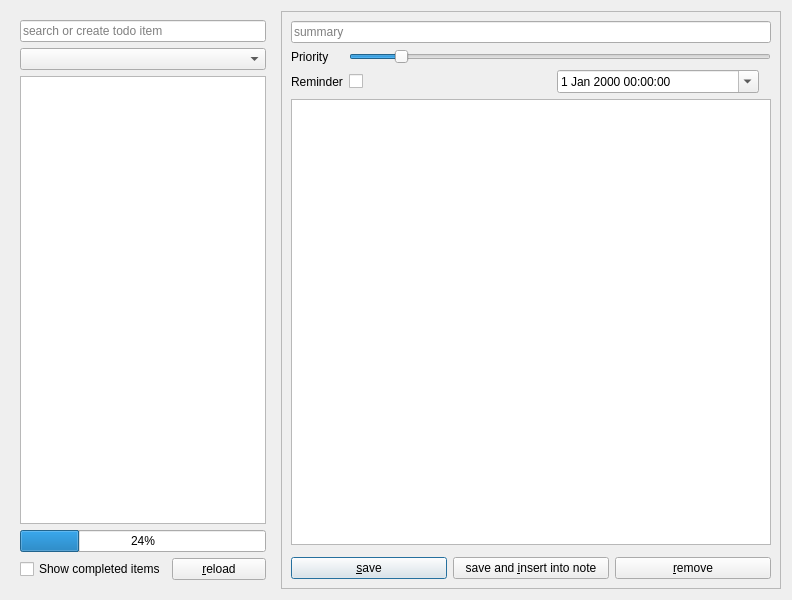
pbek/QOwnNotes, file src/dialogs/tododialog.ui: the form before one commit.
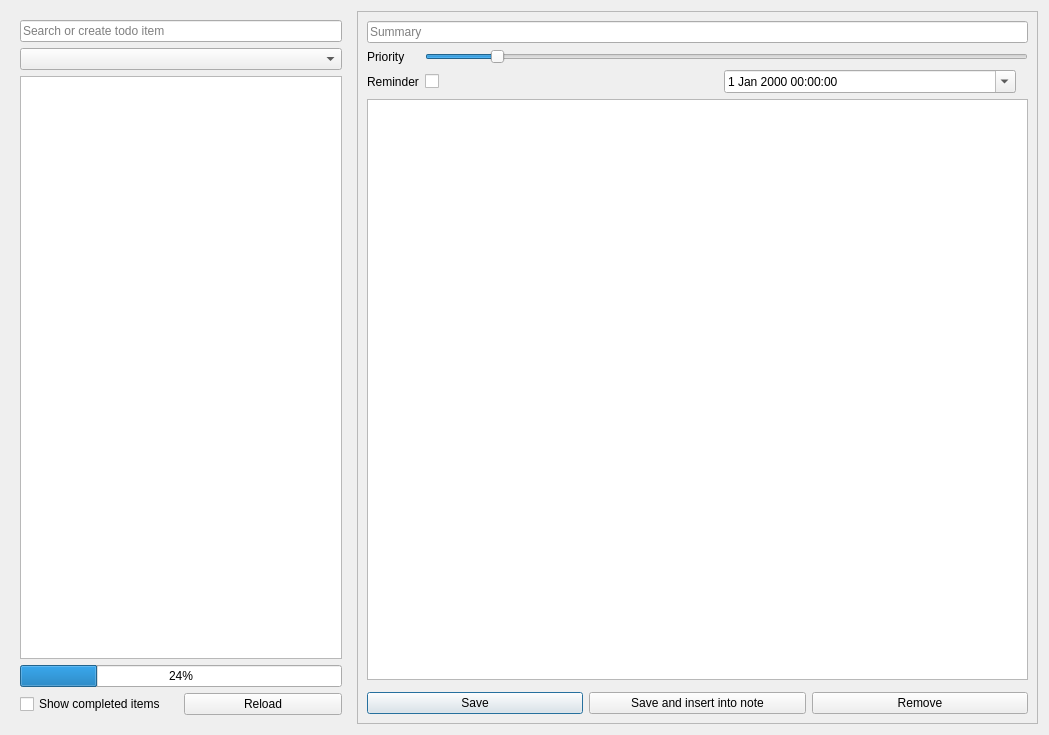
The form after the commit. Icons and pictures are not drawn. Custom widgets are drawn as their Qt base class.

What changed in the file:
```diff
--- a/src/dialogs/tododialog.ui
+++ b/src/dialogs/tododialog.ui
@@ -6,8 +6,8 @@
    <rect>
     <x>0</x>
     <y>0</y>
-    <width>792</width>
-    <height>600</height>
+    <width>1049</width>
+    <height>735</height>
    </rect>
   </property>
   <property name="windowTitle">
@@ -22,6 +22,12 @@
     <layout class="QGridLayout" name="gridLayout">
      <item row="1" column="1">
       <widget class="QFrame" name="editFrame">
+       <property name="sizePolicy">
+        <sizepolicy hsizetype="Preferred" vsizetype="Preferred">
+         <horstretch>2</horstretch>
+         <verstretch>0</verstretch>
+        </sizepolicy>
+       </property>
        <property name="minimumSize">
         <size>
          <width>500</width>
@@ -122,8 +128,8 @@
            <string notr="true">&lt;!DOCTYPE HTML PUBLIC &quot;-//W3C//DTD HTML 4.0//EN&quot; &quot;http://www.w3.org/TR/REC-html40/strict.dtd&quot;&gt;
 &lt;html&gt;&lt;head&gt;&lt;meta name=&quot;qrichtext&quot; content=&quot;1&quot; /&gt;&lt;style type=&quot;text/css&quot;&gt;
 p, li { white-space: pre-wrap; }
-&lt;/style&gt;&lt;/head&gt;&lt;body style=&quot; font-family:'Sans Serif'; font-size:9pt; font-weight:400; font-style:normal;&quot;&gt;
-&lt;p style=&quot;-qt-paragraph-type:empty; margin-top:0px; margin-bottom:0px; margin-left:0px; margin-right:0px; -qt-block-indent:0; text-indent:0px;&quot;&gt;&lt;br /&gt;&lt;/p&gt;&lt;/body&gt;&lt;/html&gt;</string>
+&lt;/style&gt;&lt;/head&gt;&lt;body style=&quot; font-family:'Oxygen-Sans'; font-size:11pt; font-weight:400; font-style:normal;&quot;&gt;
+&lt;p style=&quot;-qt-paragraph-type:empty; margin-top:0px; margin-bottom:0px; margin-left:0px; margin-right:0px; -qt-block-indent:0; text-indent:0px; font-family:'Sans Serif'; font-size:9pt;&quot;&gt;&lt;br /&gt;&lt;/p&gt;&lt;/body&gt;&lt;/html&gt;</string>
           </property>
           <property name="acceptRichText">
            <bool>false</bool>
@@ -136,7 +142,7 @@
            <bool>false</bool>
           </property>
           <property name="placeholderText">
-           <string>summary</string>
+           <string>Summary</string>
           </property>
           <property name="clearButtonEnabled">
            <bool>true</bool>
@@ -176,7 +182,7 @@
               <string>save current todo item</string>
              </property>
              <property name="text">
-              <string>&amp;save</string>
+              <string>Save</string>
              </property>
              <property name="icon">
               <iconset theme="document-save" resource="../breeze-qownnotes.qrc">
@@ -193,7 +199,7 @@
               <string>save current todo item</string>
              </property>
              <property name="text">
-              <string>save and &amp;insert into note</string>
+              <string>Save and insert into note</string>
              </property>
              <property name="icon">
               <iconset theme="document-save" resource="../breeze-qownnotes.qrc">
@@ -210,7 +216,7 @@
               <string>remove current todo item</string>
              </property>
              <property name="text">
-              <string>&amp;remove</string>
+              <string>Remove</string>
              </property>
              <property name="icon">
               <iconset theme="edit-delete" resource="../breeze-qownnotes.qrc">
@@ -239,6 +245,12 @@
      </item>
      <item row="1" column="0">
       <widget class="QFrame" name="selectFrame">
+       <property name="sizePolicy">
+        <sizepolicy hsizetype="Preferred" vsizetype="Preferred">
+         <horstretch>1</horstretch>
+         <verstretch>0</verstretch>
+        </sizepolicy>
+       </property>
        <layout class="QGridLayout" name="selectLayout">
         <item row="2" column="0">
          <widget class="QListWidget" name="todoList"/>
@@ -271,7 +283,7 @@
               <string>reload the todo list from server</string>
              </property>
              <property name="text">
-              <string>&amp;reload</string>
+              <string>Reload</string>
              </property>
              <property name="icon">
               <iconset theme="view-refresh" resource="../breeze-qownnotes.qrc">
@@ -302,7 +314,7 @@
         <item row="0" column="0">
          <widget class="QLineEdit" name="newItemEdit">
           <property name="placeholderText">
-           <string>search or create todo item</string>
+           <string>Search or create todo item</string>
           </property>
           <property name="clearButtonEnabled">
            <bool>true</bool>
```
Left out of the diff: 8 changed lines with no effect on the pictures.
